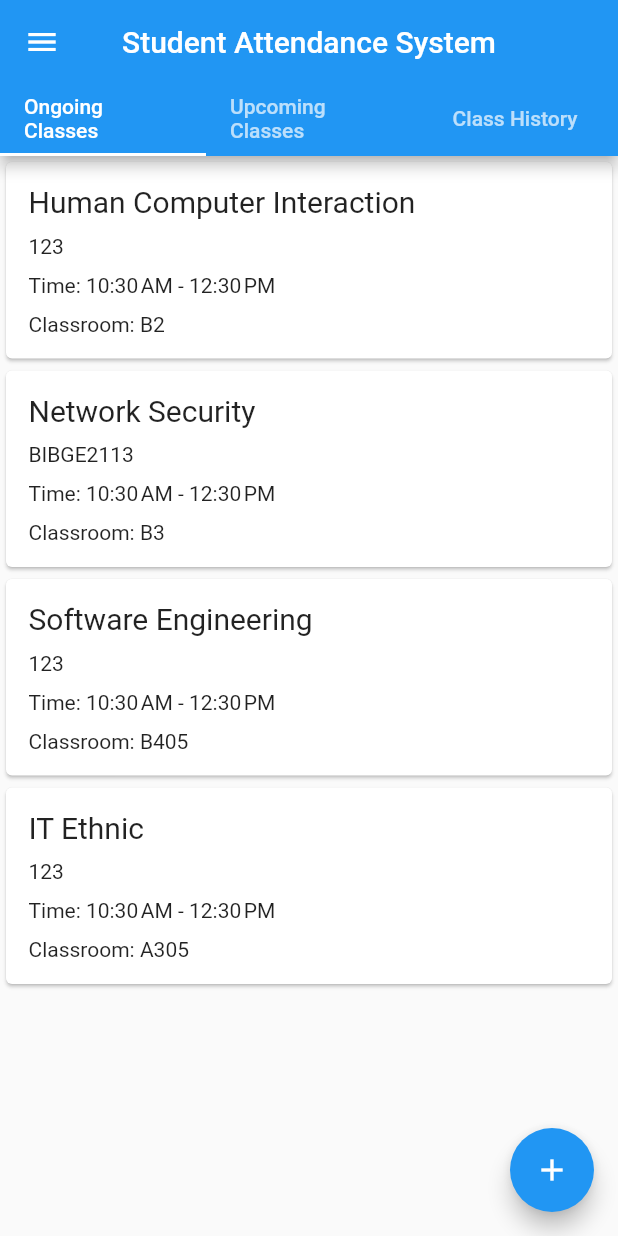
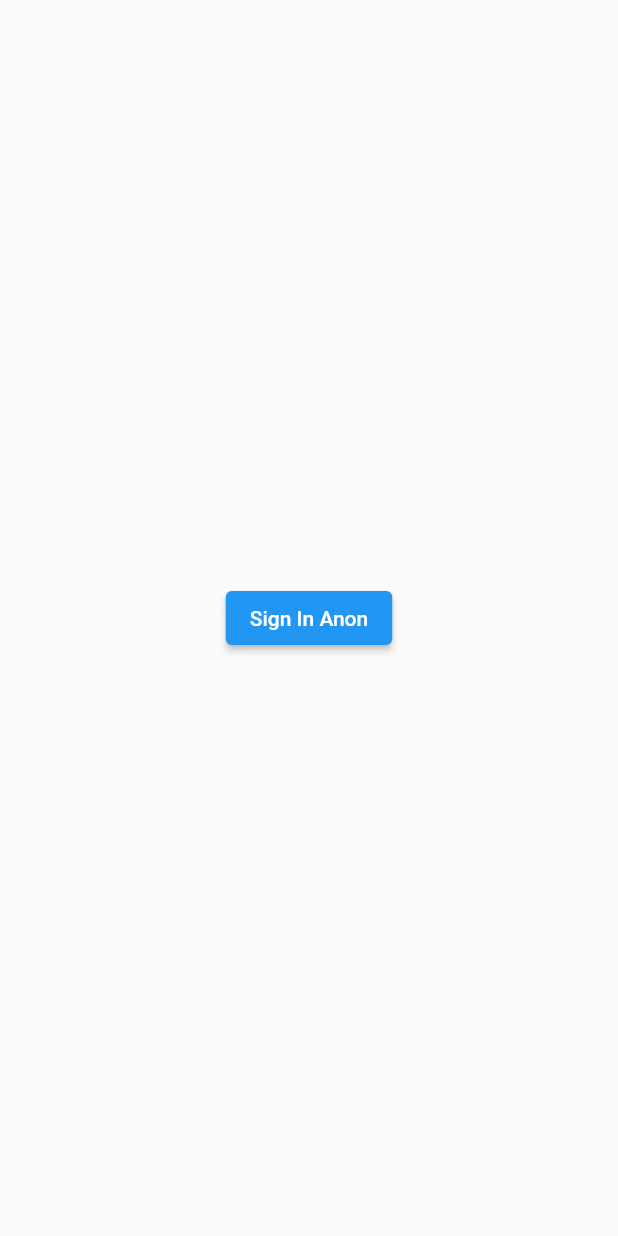
Before and after one commit to Elysu/Student-Attendance-System-With-WiFi-Detection, a Flutter app: the screen it shows after launch, on a phone screen of 412 x 824 dp. Run offline on Flutter 3.47's test engine with Material 2 defaults, Android fonts, the phone set to English and light mode, and no system bars; our stand-ins replace firebase_auth, firebase_core; accounts and stored records are empty.

Commit message:
completed anonymous sign-in based on net ninja flutter firebase tutorial and changed minSDK to 23 to resolve some issue. Added a bunch of packages as well for firebase

```diff
--- a/lib/class_tabs/class_history_view.dart
+++ b/lib/class_tabs/class_history_view.dart
@@ -1,5 +1,5 @@
 import 'package:flutter/material.dart';
-import 'package:student_attendance_fyp/class_data_models/class_data_list.dart';
+import 'package:student_attendance_fyp/models/class_data_list.dart';
 import 'package:student_attendance_fyp/screens/home/class_listview.dart';
 
 class ClassHistoryView extends StatefulWidget {
--- a/lib/class_tabs/ongoing_class_view.dart
+++ b/lib/class_tabs/ongoing_class_view.dart
@@ -1,5 +1,5 @@
 import 'package:flutter/material.dart';
-import 'package:student_attendance_fyp/class_data_models/class_data_list.dart';
+import 'package:student_attendance_fyp/models/class_data_list.dart';
 import 'package:student_attendance_fyp/screens/home/class_listview.dart';
 
 class OngoingClassView extends StatefulWidget {
--- a/lib/class_tabs/upcoming_class_view.dart
+++ b/lib/class_tabs/upcoming_class_view.dart
@@ -1,5 +1,5 @@
 import 'package:flutter/material.dart';
-import 'package:student_attendance_fyp/class_data_models/class_data_list.dart';
+import 'package:student_attendance_fyp/models/class_data_list.dart';
 import 'package:student_attendance_fyp/screens/home/class_listview.dart';
 
 class UpcomingClassView extends StatefulWidget {
--- a/lib/main.dart
+++ b/lib/main.dart
@@ -1,9 +1,28 @@
+import 'package:firebase_core/firebase_core.dart';
 import 'package:flutter/cupertino.dart';
 import 'package:flutter/material.dart';
-import 'package:student_attendance_fyp/screens/home/home.dart';
+import 'package:student_attendance_fyp/models/user_model.dart';
+import 'package:student_attendance_fyp/screens/wrapper.dart';
+import 'package:provider/provider.dart';
+import 'package:student_attendance_fyp/services/auth.dart';
 
-void main() {
-  runApp(MaterialApp(
-    home: Home(),
-  ));
+void main() async {
+  WidgetsFlutterBinding.ensureInitialized();
+  await Firebase.initializeApp();
+  runApp(Main());
 }
+
+class Main extends StatelessWidget {
+  const Main({Key? key}) : super(key: key);
+
+  @override
+  Widget build(BuildContext context) {
+    return StreamProvider<UserModel?>.value(
+      value: AuthService().user,
+      initialData: null,
+      child: MaterialApp(
+        home: Wrapper(),
+      ),
+    );
+  }
+}
--- /dev/null
+++ b/lib/models/user_model.dart
@@ -0,0 +1,5 @@
+class UserModel {
+  final String uid;
+
+  UserModel({required this.uid});
+}
--- a/lib/screens/authenticate/authenticate.dart
+++ b/lib/screens/authenticate/authenticate.dart
@@ -1,4 +1,5 @@
 import 'package:flutter/material.dart';
+import 'package:student_attendance_fyp/screens/authenticate/sign_in.dart';
 
 class Authenticate extends StatefulWidget {
   const Authenticate({Key? key}) : super(key: key);
@@ -11,7 +12,7 @@ class _AuthenticateState extends State<Authenticate> {
   @override
   Widget build(BuildContext context) {
     return Container(
-      child: Text("Authenticate"),
+      child: SignIn(),
     );
   }
 }
--- /dev/null
+++ b/lib/screens/authenticate/sign_in.dart
@@ -0,0 +1,42 @@
+import 'package:flutter/material.dart';
+import 'package:student_attendance_fyp/services/auth.dart';
+
+class SignIn extends StatefulWidget {
+  const SignIn({Key? key}) : super(key: key);
+
+  @override
+  _SignInState createState() => _SignInState();
+}
+
+class _SignInState extends State<SignIn> {
+  final AuthService _auth = AuthService();
+
+  @override
+  Widget build(BuildContext context) {
+    return Scaffold(
+      body: Column(
+        mainAxisAlignment: MainAxisAlignment.center,
+        children: <Widget>[
+          Row(
+            mainAxisAlignment: MainAxisAlignment.center,
+            children: <Widget>[
+              ElevatedButton(
+                  onPressed: () async {
+                    dynamic result = await _auth.anonSignIn();
+
+                    if (result == null) {
+                      print("Error signing in");
+                    } else {
+                      print("Signed in");
+                      print(result.uid);
+                    }
+                  },
+                  child: Text("Sign In Anon")
+              )
+            ],
+          ),
+        ],
+      ),
+    );
+  }
+}
--- /dev/null
+++ b/lib/screens/wrapper.dart
@@ -0,0 +1,16 @@
+import 'package:flutter/material.dart';
+import 'package:provider/provider.dart';
+import 'package:student_attendance_fyp/models/user_model.dart';
+import 'authenticate/authenticate.dart';
+
+class Wrapper extends StatelessWidget {
+  const Wrapper({Key? key}) : super(key: key);
+
+  @override
+  Widget build(BuildContext context) {
+    final user = Provider.of<UserModel?>(context);
+    print(user);
+    //return either Home or Authenticate widget based on user's sign in status
+    return Authenticate();
+  }
+}
--- a/pubspec.yaml
+++ b/pubspec.yaml
@@ -36,6 +36,9 @@ dependencies:
   # Use with the CupertinoIcons class for iOS style icons.
   cupertino_icons: ^1.0.2
   intl: ^0.17.0
+  firebase_auth: ^3.1.4
+  firebase_core: ^1.9.0
+  provider: ^6.0.1
 
 dev_dependencies:
   flutter_test:
```
Also changed, not shown: lib/services/auth.dart (added, +34 -0 lines), lib/models/class_data_list.dart (renamed from lib/class_data_models/class_data_list.dart), pubspec.lock, 1 other file.
